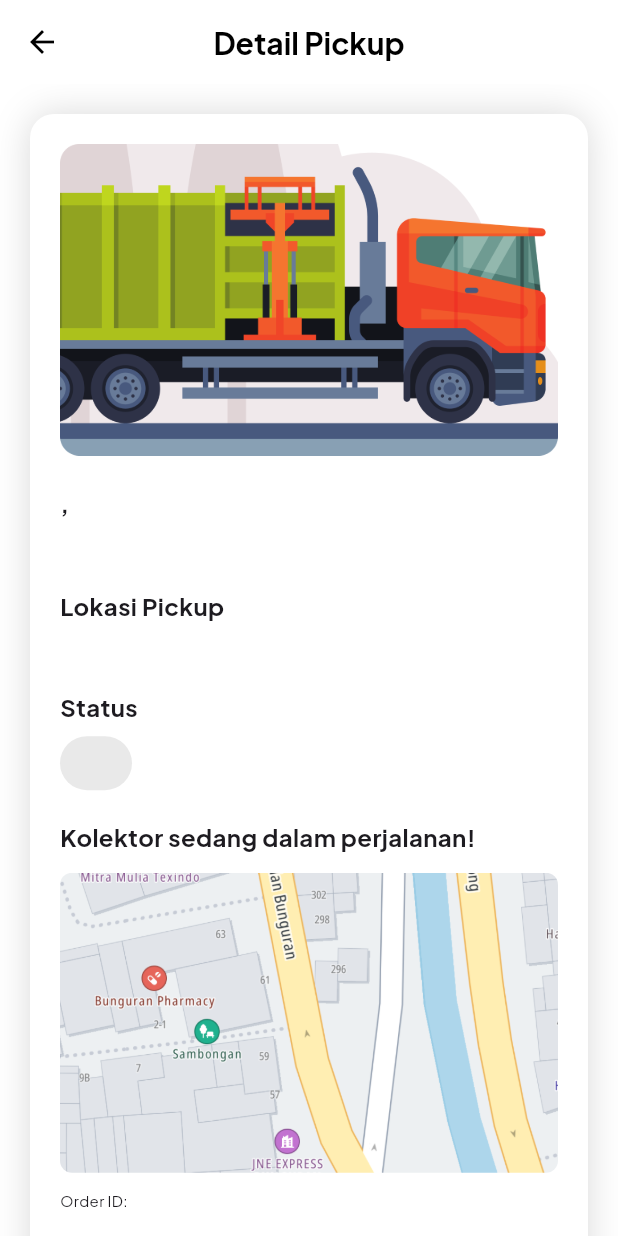
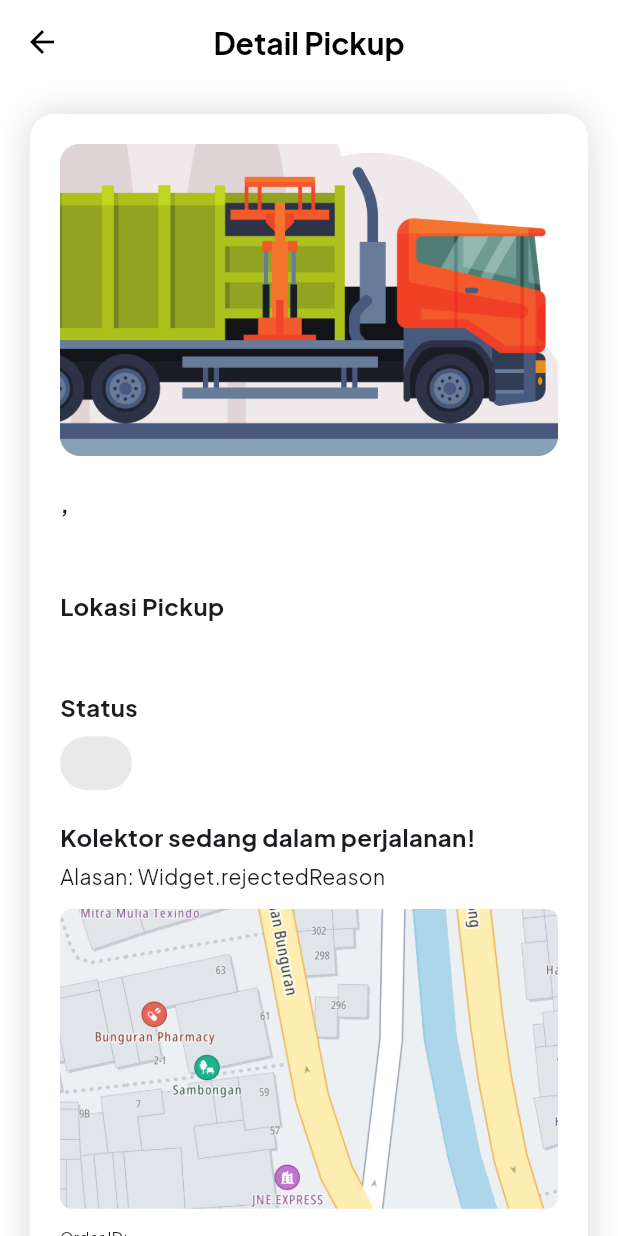
Before and after one commit to mhmdrazn/BuangBijak, a Flutter app: the DetailPickup screen opened directly with empty values, on a phone screen of 412 x 824 dp. Run offline on Flutter 3.47's test engine with Material 3 defaults, Android fonts, the phone set to English and light mode, and no system bars; our stand-ins replace cloud_firestore, firebase_auth, firebase_core, logger; accounts and stored records are empty.

Commit message:
feat: rejected reason display user and admin + fix status with capitalized

```diff
--- a/lib/routes/routes.dart
+++ b/lib/routes/routes.dart
@@ -37,6 +37,7 @@ Route<dynamic>? onGenerateRoute(RouteSettings settings) {
             address: args['address'] ?? '',
             orderId: args['order_id'] ?? '',
             isRevised: args['isRevised'] == 'false',
+            rejectedReason: args['rejectedReason'] ?? '',
           ),
         );
       }
@@ -53,6 +54,7 @@ Route<dynamic>? onGenerateRoute(RouteSettings settings) {
             date: args['date'] ?? '',
             time: args['time'] ?? '',
             orderId: args['order_id'] ?? '',
+            rejectedReason: args['rejectedReason'] ?? '',
           ),
         );
       }
--- a/lib/screens/dashboard.dart
+++ b/lib/screens/dashboard.dart
@@ -83,26 +83,33 @@ class Dashboard extends StatelessWidget {
                     child: FutureBuilder<List<Map<String, dynamic>>>(
                       future: fetchPickupData(),
                       builder: (context, snapshot) {
-                        if (snapshot.connectionState == ConnectionState.waiting) {
-                          return const Center(child: CircularProgressIndicator());
+                        if (snapshot.connectionState ==
+                            ConnectionState.waiting) {
+                          return const Center(
+                              child: CircularProgressIndicator());
                         } else if (snapshot.hasError) {
                           return Center(
                             child: Text('Terjadi kesalahan: ${snapshot.error}'),
                           );
-                        } else if (!snapshot.hasData || snapshot.data!.isEmpty) {
-                          return const Center(child: Text('Tidak ada data pickup.'));
+                        } else if (!snapshot.hasData ||
+                            snapshot.data!.isEmpty) {
+                          return const Center(
+                              child: Text('Tidak ada data pickup.'));
                         }
 
-                        List<Map<String, dynamic>> dashboardData = snapshot.data ?? [];
+                        List<Map<String, dynamic>> dashboardData =
+                            snapshot.data ?? [];
                         return Padding(
                           padding: const EdgeInsets.symmetric(horizontal: 16),
                           child: Column(
                             children: dashboardData.map((data) {
                               return Padding(
-                                padding: const EdgeInsets.symmetric(vertical: 8.0),
+                                padding:
+                                    const EdgeInsets.symmetric(vertical: 8.0),
                                 child: DashboardCard(
                                   iconPath: 'assets/icons/calendar.png',
-                                  date: formatPickupDate(data['tanggal_pickup'].toDate()),
+                                  date: formatPickupDate(
+                                      data['tanggal_pickup'].toDate()),
                                   details: data['jenis_sampah'],
                                   address: data['lokasi_pickup'],
                                   status: data['status'],
@@ -115,9 +122,12 @@ class Dashboard extends StatelessWidget {
                                           status: data['status'],
                                           wasteType: data['jenis_sampah'],
                                           address: data['lokasi_pickup'],
-                                          date: formatPickupDate(data['tanggal_pickup'].toDate()),
+                                          date: formatPickupDate(
+                                              data['tanggal_pickup'].toDate()),
                                           time: data['waktu_pickup'],
                                           orderId: data['order_id'],
+                                          rejectedReason:
+                                              data['rejectedReason'],
                                         ),
                                       ),
                                     );
--- a/lib/screens/detail_pickup.dart
+++ b/lib/screens/detail_pickup.dart
@@ -23,7 +23,7 @@ class DetailPickup extends StatefulWidget {
     required this.address,
     required this.orderId,
     required this.isRevised,
-    this.rejectedReason,
+    required this.rejectedReason,
   });
 
   final String status;
@@ -142,6 +142,12 @@ class _DetailPickupState extends State<DetailPickup> {
                             message,
                             style: bold16,
                           ),
+                          const SizedBox(height: 4.0),
+                          Text(
+                            'Alasan: $widget.rejectedReason',
+                            style: regular14,
+                            textAlign: TextAlign.left,
+                          ),
                           Padding(
                             padding: const EdgeInsets.symmetric(vertical: 12.0),
                             child: ClipRRect(
@@ -152,8 +158,8 @@ class _DetailPickupState extends State<DetailPickup> {
                           ),
                         ],
                       ),
-
-                      if (widget.rejectedReason != null && widget.rejectedReason!.isNotEmpty)
+                      if (widget.rejectedReason != null &&
+                          widget.rejectedReason!.isNotEmpty)
                         Column(
                           crossAxisAlignment: CrossAxisAlignment.start,
                           children: [
@@ -170,7 +176,6 @@ class _DetailPickupState extends State<DetailPickup> {
                             const SizedBox(height: 16.0),
                           ],
                         ),
-
                       Text(
                         'Order ID:',
                         style: regular10,
--- a/lib/screens/landing_pickup.dart
+++ b/lib/screens/landing_pickup.dart
@@ -124,6 +124,7 @@ class LandingPickup extends StatelessWidget {
                         status: pickup['status'],
                         orderId: pickup['order_id'],
                         isRevised: pickup['isRevised'],
+                        rejectedReason: pickup['rejectedReason'],
                       ),
                       const SizedBox(height: 8),
                     ],
--- a/lib/screens/user_screen.dart
+++ b/lib/screens/user_screen.dart
@@ -160,6 +160,7 @@ class UserScreen extends StatelessWidget {
                                 status: pickup['status'],
                                 orderId: pickup['order_id'],
                                 isRevised: pickup['isRevised'],
+                                rejectedReason: pickup['rejectedReason'],
                               ),
                               const SizedBox(height: 8),
                             ],
--- a/lib/widgets/history_card.dart
+++ b/lib/widgets/history_card.dart
@@ -72,7 +72,9 @@ class HistoryCard extends StatelessWidget {
                     ),
                     padding:
                         const EdgeInsets.symmetric(vertical: 6, horizontal: 12),
-                    child: Text(status, style: bold12.copyWith(color: status == 'Cancel' || status == 'cancel' ? white : black)),
+                    child: Text(status,
+                        style: bold12.copyWith(
+                            color: status == 'Cancel' ? white : black)),
                   )
                 ],
               ),
--- a/lib/widgets/jadwal_card.dart
+++ b/lib/widgets/jadwal_card.dart
@@ -11,6 +11,7 @@ class JadwalCard extends StatelessWidget {
   final String status;
   final String orderId;
   final bool isRevised;
+  final String? rejectedReason;
 
   const JadwalCard({
     super.key,
@@ -21,6 +22,7 @@ class JadwalCard extends StatelessWidget {
     required this.status,
     required this.orderId,
     required this.isRevised,
+    required this.rejectedReason,
   });
 
   @override
@@ -28,7 +30,7 @@ class JadwalCard extends StatelessWidget {
     return Padding(
       padding: const EdgeInsets.symmetric(vertical: 6.0),
       child: Container(
-          decoration: BoxDecoration(
+        decoration: BoxDecoration(
           color: white,
           borderRadius: BorderRadius.circular(16.0),
           boxShadow: [
@@ -100,6 +102,7 @@ class JadwalCard extends StatelessWidget {
                         address: address,
                         orderId: orderId,
                         isRevised: isRevised,
+                        rejectedReason: rejectedReason,
                       ),
                     ),
                   );
--- a/lib/widgets/pickup_status.dart
+++ b/lib/widgets/pickup_status.dart
@@ -15,11 +15,11 @@ class PickupStatus extends StatelessWidget {
   Widget build(BuildContext context) {
     Color getStatusColor() {
       switch (status) {
-        case 'Cancel' || 'cancel':
+        case 'Cancel':
           return red;
-        case 'Pending' || 'pending':
+        case 'Pending':
           return grey3;
-        case 'Success' || 'success':
+        case 'Success':
           return green;
         default:
           return grey3;
@@ -27,11 +27,13 @@ class PickupStatus extends StatelessWidget {
     }
 
     Color getTextColor() {
-      return status == 'Cancel' || status == 'cancel' ? Colors.white : black;
+      return status == 'Cancel' ? Colors.white : black;
     }
 
     Border? getStatusBorder() {
-      return status == 'Pending' || status == 'pending'? Border.all(color: grey3, width: 2) : null;
+      return status == 'Pending' || status == 'pending'
+          ? Border.all(color: grey3, width: 2)
+          : null;
     }
 
     return Column(
```
Also changed, not shown: lib/screens/dashboard_detail.dart (+17 -0 lines), lib/screens/history_pickup.dart (+6 -5 lines), lib/widgets/dashboard_card.dart (+15 -8 lines). Lines whose indentation alone changed are shown as unchanged.
